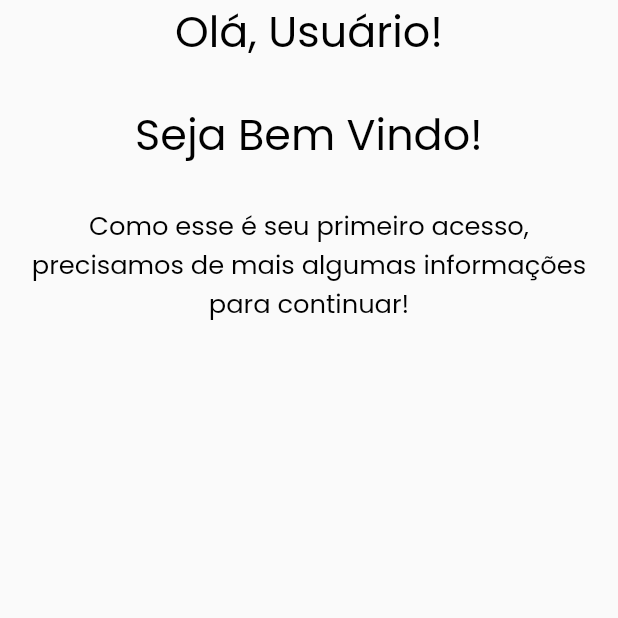
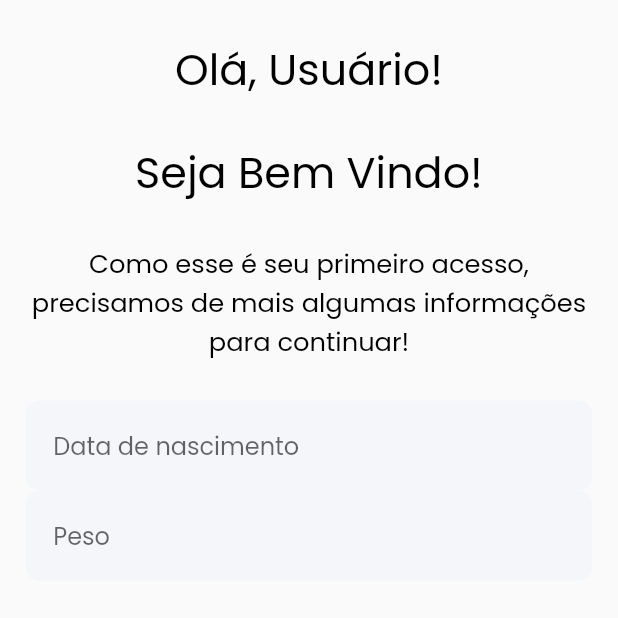
Before and after one commit to megarubber/vitahealth, a Flutter app: the screen it shows after launch, on a phone screen of 412 x 824 dp, the top half of it. Run offline on Flutter 3.47's test engine with Material 2 defaults, Android fonts, the phone set to English and light mode, and no system bars; our stand-ins replace flutter_screenutil, fluttertoast, google_fonts, image_picker, mask_text_input_formatter.

Commit message:
feat[form]: add datepicker & number input type

```diff
--- a/lib/screens/register_profile.dart
+++ b/lib/screens/register_profile.dart
@@ -3,8 +3,11 @@ import 'package:flutter_screenutil/flutter_screenutil.dart';
 import 'package:google_fonts/google_fonts.dart';
 import 'package:vitahealth/colors.dart';
 import 'package:vitahealth/widgets/my_text_field.dart';
+import 'package:intl/intl.dart';
 
 class RegisterProfile extends StatelessWidget {
+  TextEditingController dateinput = TextEditingController();
+
   @override
   Widget build(BuildContext context) {
     return Scaffold(
@@ -14,6 +17,7 @@ class RegisterProfile extends StatelessWidget {
           child: Center(
             child: Column(
               children: <Widget>[
+                SizedBox(height: 20.h),
                 Text(
                   'Olá, Usuário!',
                   style: GoogleFonts.poppins(
@@ -39,6 +43,15 @@ class RegisterProfile extends StatelessWidget {
                   ),
                   textAlign: TextAlign.center
                 ),
+                SizedBox(height: 20.h),
+                MyTextField().createDateInput(
+                  dateinput: dateinput,
+                  myContext: context,
+                  hint: 'Data de nascimento',
+                ),
+                MyTextField().createNumberField(
+                  hint: 'Peso'
+                )
               ]
             )
           )
--- a/lib/widgets/my_text_field.dart
+++ b/lib/widgets/my_text_field.dart
@@ -3,6 +3,7 @@ import 'package:flutter_screenutil/flutter_screenutil.dart';
 import 'package:vitahealth/colors.dart';
 import 'package:google_fonts/google_fonts.dart';
 import 'package:mask_text_input_formatter/mask_text_input_formatter.dart';
+import 'package:intl/intl.dart';
 
 class MyTextField {
   final phoneFormatter = MaskTextInputFormatter(mask: '(##) #####-####');
@@ -83,4 +84,69 @@ class MyTextField {
       inputFormatters: [phoneFormatter]
     );
   }
+
+  Widget createDateInput({required TextEditingController dateinput, required BuildContext myContext, required String hint, int colorMode = 0}) {
+    return TextField(
+      controller: dateinput,
+      decoration: InputDecoration(
+        border: OutlineInputBorder(
+          borderRadius: BorderRadius.circular(8.r),
+          borderSide: BorderSide(color: Colors.transparent, width: 0),
+        ),
+        enabledBorder: OutlineInputBorder(
+          borderRadius: BorderRadius.circular(8.r),
+          borderSide: BorderSide(color: Colors.transparent, width: 0),
+        ),
+        contentPadding:
+            EdgeInsets.symmetric(horizontal: 16.w, vertical: 14.h),
+        filled: true,
+        fillColor: changeColor(colorMode),
+        hintText: hint,
+        hintStyle: GoogleFonts.poppins(
+          fontSize: 14.sp,
+          fontWeight: FontWeight.w400,
+        ),
+      ),
+      readOnly: true,
+      onTap: () async {
+        DateTime? pickedDate = await showDatePicker(
+          context: myContext,
+          initialDate: DateTime.now(),
+          firstDate: DateTime(2000),
+          lastDate: DateTime(2101)
+        );
+        if (pickedDate != null) {
+          //print(pickedDate);
+          String formattedDate = DateFormat('dd/MM/yyyy').format(pickedDate);
+          //print(formattedDate);
+          dateinput.text = formattedDate;
+        } else dateinput.text = "";
+      }
+    );
+  }
+
+  Widget createNumberField({required String hint, int colorMode = 0}) {
+    return TextFormField(
+      decoration: InputDecoration(
+        border: OutlineInputBorder(
+          borderRadius: BorderRadius.circular(8.r),
+          borderSide: BorderSide(color: Colors.transparent, width: 0),
+        ),
+        enabledBorder: OutlineInputBorder(
+          borderRadius: BorderRadius.circular(8.r),
+          borderSide: BorderSide(color: Colors.transparent, width: 0),
+        ),
+        contentPadding:
+            EdgeInsets.symmetric(horizontal: 16.w, vertical: 14.h),
+        filled: true,
+        fillColor: changeColor(colorMode),
+        hintText: hint,
+        hintStyle: GoogleFonts.poppins(
+          fontSize: 14.sp,
+          fontWeight: FontWeight.w400,
+        ),
+      ),
+      keyboardType: TextInputType.number,
+    );
+  }
 }
```
